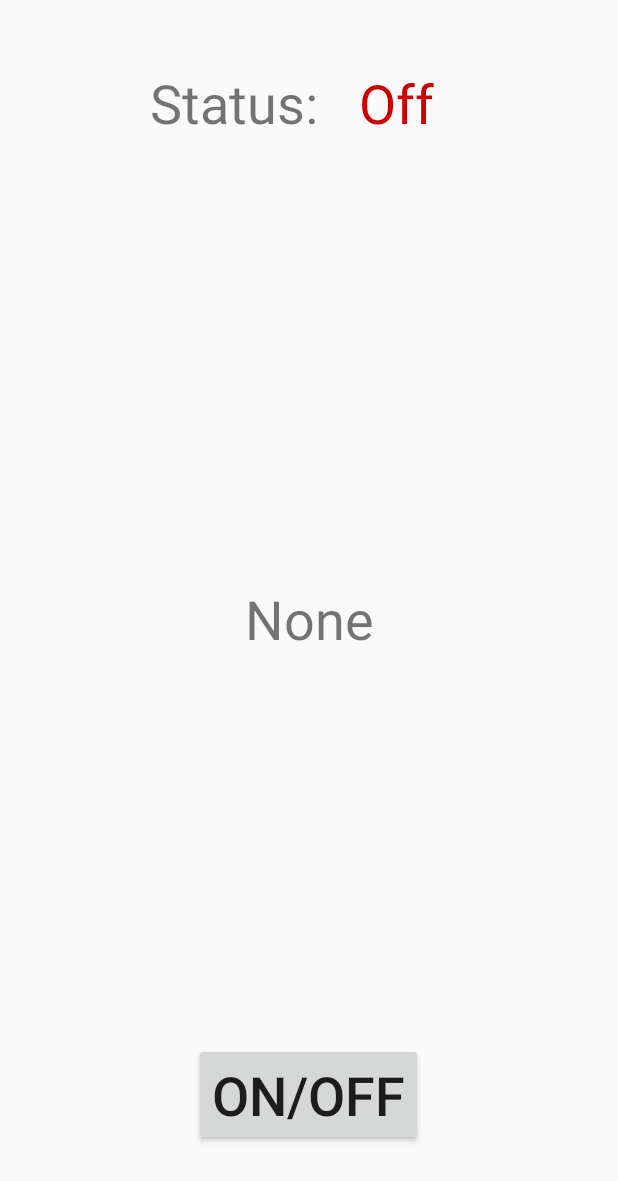
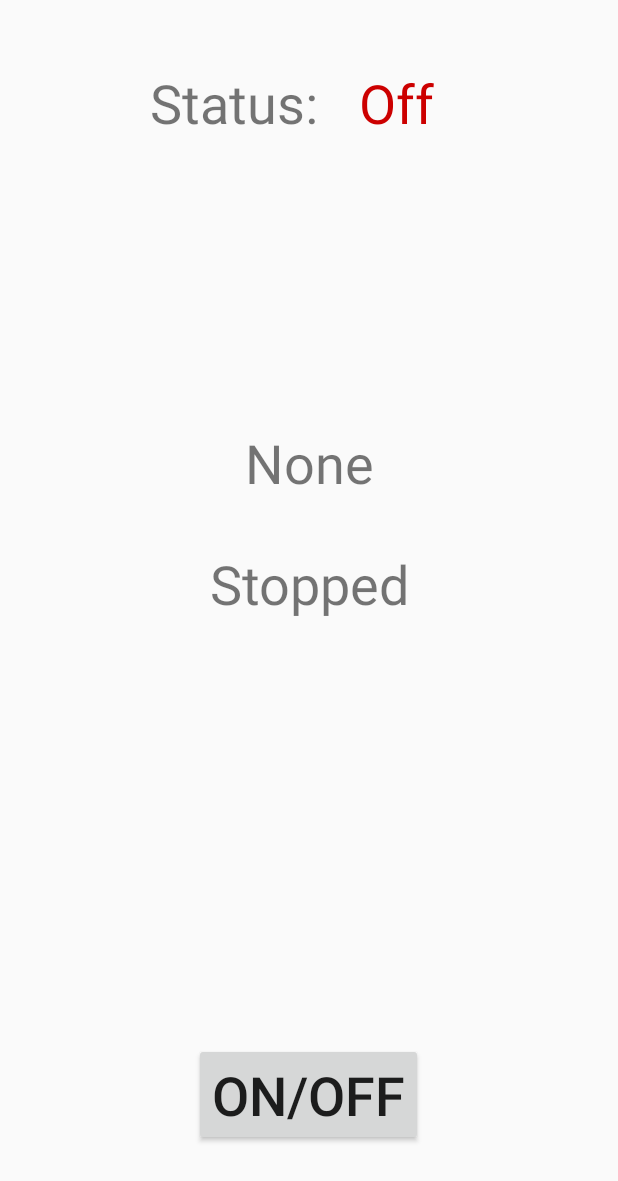
Before and after one commit to nowei/cse562, an Android app: the layout activity_main.xml on its own in the app's theme, with its tools: preview values and no code run, on a phone screen of 412 x 824 dp. Shown: the top 1181 px of the screen. Run offline under Robolectric (Android 15) with nearby library versions, the phone set to English and light mode, and no system bars.

Commit message:
adding videos or something

```diff
--- a/hw1/app/src/main/java/com/example/cse562hw1/Complex.java
+++ b/hw1/app/src/main/java/com/example/cse562hw1/Complex.java
@@ -9,6 +9,7 @@ public class Complex {
     }
     public double abs() {
         return Math.hypot(r, i);
+//        return Math.pow(r, 2) + Math.pow(i, 2);
     }
 
     public Complex plus(Complex b) {
--- a/hw1/app/src/main/java/com/example/cse562hw1/MainActivity.java
+++ b/hw1/app/src/main/java/com/example/cse562hw1/MainActivity.java
@@ -90,10 +90,11 @@ public class MainActivity extends AppCompatActivity {
 
         // Extract expected peak
         int offset = 15;
-        int focusedFreq = (int)(((double)FREQUENCY / (44100.0 / 2.0)) * (BUFFER_SIZE / 2.0)) + 1;
+        int focusedFreq = (int)(((double)FREQUENCY / (44100.0 / 2.0)) * (buffer.length / 2.0)) + 1;
         int observer = focusedFreq - offset;
         double[] target = Arrays.copyOfRange(ampl, observer, observer + offset * 2);
 //        try {
+            Log.d("FFTres", (ampl[focusedFreq - 3] + " " + ampl[focusedFreq - 2] + " " + ampl[focusedFreq - 1] + " " + ampl[focusedFreq] + " " + ampl[focusedFreq + 1]) + " " + ampl[focusedFreq + 2] + ampl[focusedFreq + 3]);
 //            Log.d("FFTres", (ampl[focusedFreq - 1] + " " + ampl[focusedFreq] + " " + ampl[focusedFreq + 1]));
 //            Log.d("FFTres", (Arrays.toString(target)));
 //        }catch (Exception e) {
@@ -102,48 +103,59 @@ public class MainActivity extends AppCompatActivity {
 //        testAudio(buffer);
 
         // Update FSM to determine if push or pull
-        int fsmUpdate = findRelativeDrops(ampl, focusedFreq) * 2;
+        int[] rel_drops = findRelativeDrops(ampl, focusedFreq);
+        int fsmUpdate = rel_drops[0];
+        double bucketFreq = (focusedFreq + rel_drops[1] - 1) / (buffer.length / 2.0) * (44100.0 / 2.0);
 //        findRelativeDrops(ampl, focusedFreq);
 //        int fsmUpdate = 0;
         int fsmBefore = fsmState;
-        if (fsmUpdate > 0) {
-            if (fsmState < 0) {
+        if (fsmUpdate != 0) {
+            fsmState += fsmUpdate * 2;
+        } else {
+            if (fsmState > 0) {
                 fsmState -= 1;
-            } else {
-                fsmState += fsmUpdate;
+            } else if (fsmState < 0) {
+                fsmState += 1;
             }
-        } else if (fsmUpdate < 0) {
-            if (fsmState > 0) {
-                fsmState += 1;
-            } else {
-                if (fsmState <= 2)
-                    fsmState += fsmUpdate;
-            }
-        } else {
-            if (fsmState < 0) {
-                fsmState += 1;
-            } else if (fsmState > 0) {
-                if (fsmState >= -2)
-                    fsmState -= 1;
-            }
+//        } else if (fsmUpdate < 0) {
+//            if (fsmState > 0) {
+//                fsmState += 1;
+//            } else {
+//                if (fsmState <= 1)
+//                    fsmState += fsmUpdate;
+//            }
+//        } else {
+//            if (fsmState < 0) {
+//                fsmState += 1;
+//            } else if (fsmState > 0) {
+//                if (fsmState >= -1)
+//                    fsmState -= 1;
+//            }
         }
 
         TextView s = (TextView) findViewById(R.id.detection);
+        TextView f = (TextView) findViewById(R.id.freq_string);
         if (fsmState >= 1) {
             s.setText(R.string.detection_push);
+            f.setText(String.format("%f Hz", bucketFreq));
         } else if (fsmState <= -1) {
             s.setText(R.string.detection_pull);
+            f.setText(String.format("%f Hz", bucketFreq));
         } else if (-1 < fsmState && fsmState < 1) {
             s.setText(R.string.detection_none);
+            f.setText(String.format("%f Hz", bucketFreq));
         }
+
         Log.d("FSMUpdate", "Before: " + fsmBefore + ", After: " + fsmState + ", Update: " + fsmUpdate);
 
         if (enabled) {
             detectionHandle = scheduler.schedule(detector, -1, MILLISECONDS);
+        } else {
+            f.setText(R.string.freq_none);
         }
     }
 
-    private int findRelativeDrops(double[] ampl, int peakInd) {
+    private int[] findRelativeDrops(double[] ampl, int peakInd) {
         double peakAmp = ampl[peakInd];
 
         int window = 10;
@@ -151,7 +163,7 @@ public class MainActivity extends AppCompatActivity {
         // Look for 0.1 of peakAmp
         int candLeft = peakInd - 1;
         int candRight = peakInd + 1;
-        double firstThresh = 0.15 * peakAmp;
+        double firstThresh = 0.2 * peakAmp;
         int leftWindow = peakInd - window;
         int rightWindow = peakInd + window;
         while (candLeft > leftWindow && ampl[candLeft] > firstThresh) {
@@ -165,7 +177,7 @@ public class MainActivity extends AppCompatActivity {
         int extendedRight = candRight + 1;
 
         // Look for extended peak of wave
-        double secondThresh = 0.2 * peakAmp;
+        double secondThresh = 0.4 * peakAmp;
         while (extendedLeft > leftWindow && ampl[extendedLeft] < secondThresh) {
             extendedLeft--;
         }
@@ -193,11 +205,17 @@ public class MainActivity extends AppCompatActivity {
         int update = 0;
         candLeft = peakInd - candLeft;
         candRight = candRight - peakInd;
+        int diff = candRight - candLeft;
         if (candLeft >= 4) update -= 1;
-        if (candRight >= 4) update += 1;
+        if (candRight >= 3) update += 1;
         Log.d("Candidates", "Left: " + candLeft + ", Right: " + candRight + " diff: " + (candRight - candLeft) + " update: " + update);
-
-        return update;
+        if (update == 0) {
+            return new int[]{update, 0};
+        } else if (update == 1) {
+            return new int[]{update, candRight};
+        } else {
+            return new int[]{update, -candLeft};
+        }
     }
 
     private void testAudio(short[] buffer) {
@@ -227,9 +245,7 @@ public class MainActivity extends AppCompatActivity {
         wave.stop();
         audioTrack.play();
         while (true) {
-
             if (false) break;
-
         }
     }
 
@@ -264,6 +280,8 @@ public class MainActivity extends AppCompatActivity {
                 Log.d("Toggling", "Turning off");
                 statusText.setText(R.string.status_off);
                 statusText.setTextColor(Color.RED);
+                TextView f = (TextView) findViewById(R.id.freq_string);
+                f.setText(R.string.freq_none);
 //                AudioManager audioManager = (AudioManager) getSystemService(AUDIO_SERVICE);
 //                scheduler.schedule(new Runnable() { public void run() { detectionHandle.cancel(true); } }, 1, SECONDS);
                 wave.pause();
@@ -287,8 +305,8 @@ public class MainActivity extends AppCompatActivity {
         final int DURATION = 1;                          // in s
         final float SAMPLE_RATE = 44100.0f;              // in Hz
         final int NUM_SAMPLES = DURATION * (int)SAMPLE_RATE;  // number of samples
-        final double sample[] = new double[NUM_SAMPLES];
-        final byte generatedSound[] = new byte[2 * NUM_SAMPLES];
+        final double[] sample = new double[NUM_SAMPLES];
+        final byte[] generatedSound = new byte[2 * NUM_SAMPLES];
         for (int i = 0; i < NUM_SAMPLES; i++) {
             sample[i] = Math.sin(2 * Math.PI * i / (SAMPLE_RATE / FREQUENCY));
         }
@@ -300,7 +318,7 @@ public class MainActivity extends AppCompatActivity {
         AudioTrack audioTrack = new AudioTrack.Builder()
                 .setAudioAttributes(new AudioAttributes.Builder()
                         .setUsage(AudioAttributes.USAGE_MEDIA)
-                        .setContentType(AudioAttributes.CONTENT_TYPE_UNKNOWN)
+                        .setContentType(AudioAttributes.CONTENT_TYPE_MUSIC)
                         .build())
                 .setAudioFormat(new AudioFormat.Builder()
                         .setEncoding(AudioFormat.ENCODING_PCM_16BIT)
--- a/hw1/app/src/main/res/layout/activity_main.xml
+++ b/hw1/app/src/main/res/layout/activity_main.xml
@@ -48,12 +48,28 @@
         android:id="@+id/detection"
         android:layout_width="0dp"
         android:layout_height="wrap_content"
+        android:layout_marginTop="284dp"
         android:text="@string/detection_none"
+        android:textAlignment="center"
+        android:textSize="36sp"
+        app:layout_constraintEnd_toEndOf="parent"
+        app:layout_constraintHorizontal_bias="0.0"
+        app:layout_constraintStart_toStartOf="parent"
+        app:layout_constraintTop_toTopOf="parent" />
+
+    <TextView
+        android:id="@+id/freq_string"
+        android:layout_width="0dp"
+        android:layout_height="wrap_content"
+        android:layout_marginTop="32dp"
+        android:text="@string/freq_none"
         android:textAlignment="center"
         android:textSize="36sp"
         app:layout_constraintBottom_toBottomOf="parent"
         app:layout_constraintEnd_toEndOf="parent"
+        app:layout_constraintHorizontal_bias="0.0"
         app:layout_constraintStart_toStartOf="parent"
-        app:layout_constraintTop_toTopOf="parent" />
+        app:layout_constraintTop_toBottomOf="@+id/detection"
+        app:layout_constraintVertical_bias="0.0" />
 
 </androidx.constraintlayout.widget.ConstraintLayout>
--- a/hw1/app/src/main/res/values/strings.xml
+++ b/hw1/app/src/main/res/values/strings.xml
@@ -11,4 +11,5 @@
     <string name="detection_none">None</string>
     <string name="detection_pull">Pull</string>
     <string name="detection_push">Push</string>
+    <string name="freq_none">Stopped</string>
 </resources>
```
Also changed, not shown: 1 other file.
